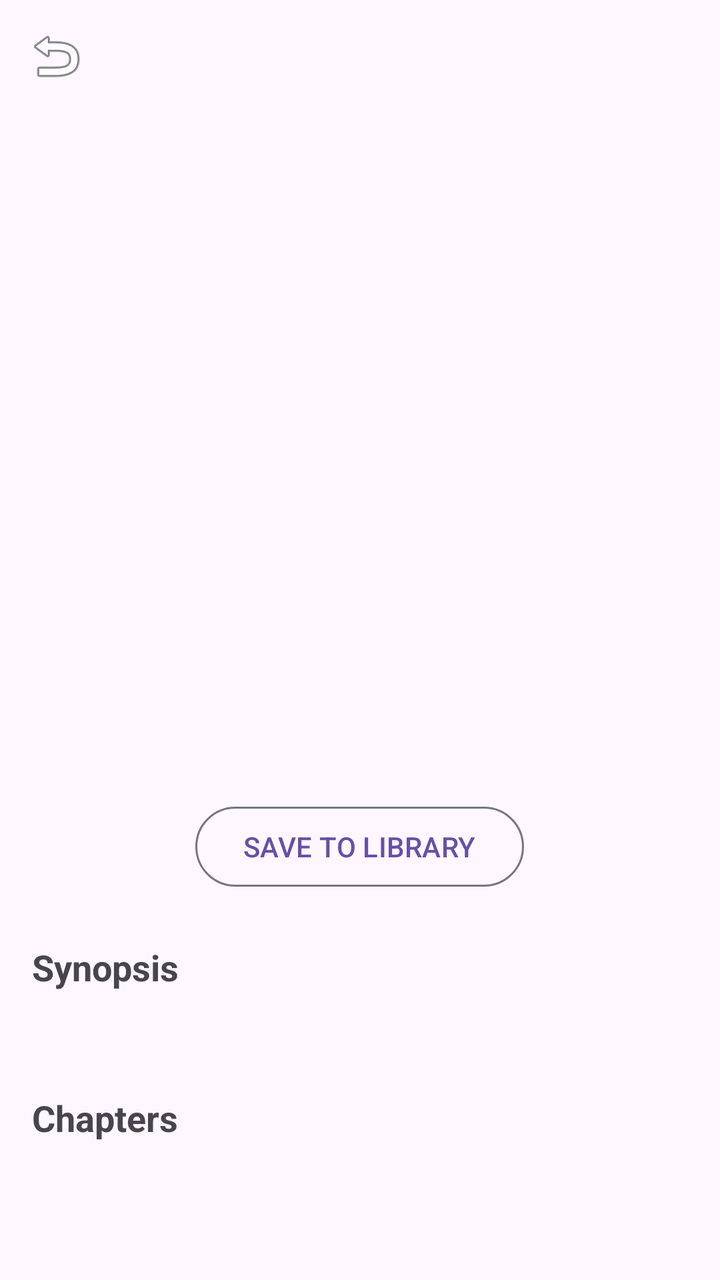
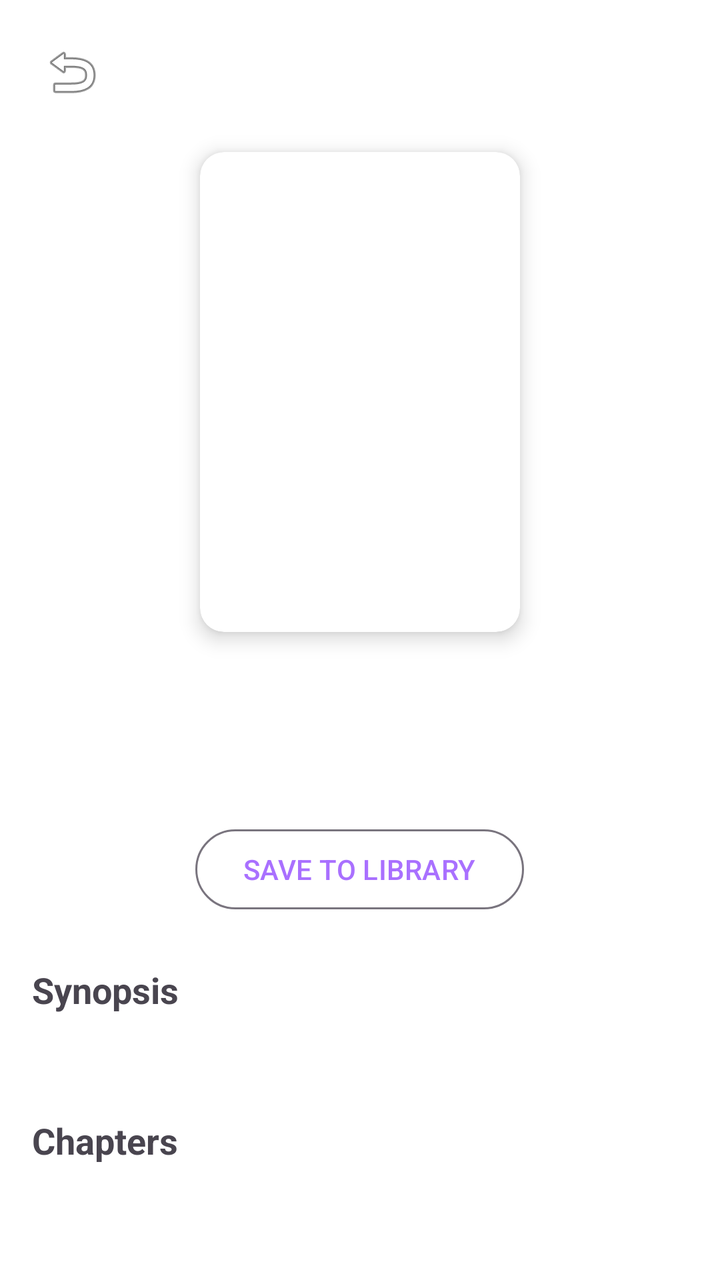

Before-and-after screenshots of an Android layout around one commit, followed by the original layout XML and the change that was made.
<!-- AndroidManifest.xml: application theme Theme.NovelIn -->
<!-- res/layout/fragment_detail.xml -->
<?xml version="1.0" encoding="utf-8"?>
<RelativeLayout xmlns:android="http://schemas.android.com/apk/res/android"
    xmlns:app="http://schemas.android.com/apk/res-auto"
    android:layout_width="match_parent"
    android:layout_height="match_parent">

    <ImageButton
        android:id="@+id/btnBackDetail"
        android:layout_width="40dp"
        android:layout_height="40dp"
        android:src="@android:drawable/ic_menu_revert"
        android:background="?attr/selectableItemBackgroundBorderless"
        android:padding="8dp"
        android:layout_margin="8dp"
        android:contentDescription="Back"
        android:elevation="6dp"/>

    <androidx.core.widget.NestedScrollView
        android:layout_width="match_parent"
        android:layout_height="match_parent"
        android:layout_below="@id/btnBackDetail"
        android:layout_marginTop="-40dp">

        <LinearLayout
            android:layout_width="match_parent"
            android:layout_height="wrap_content"
            android:orientation="vertical"
            android:padding="16dp"
            android:gravity="center_horizontal">

            <ImageView
                android:id="@+id/ivDetailCover"
                android:layout_width="160dp"
                android:layout_height="240dp"
                android:scaleType="centerCrop"
                android:layout_marginTop="40dp"
                android:layout_marginBottom="16dp"
                android:elevation="4dp"/>

            <TextView
                android:id="@+id/tvDetailTitle"
                android:layout_width="match_parent"
                android:layout_height="wrap_content"
                android:textSize="22sp"
                android:textStyle="bold"
                android:gravity="center"
                android:layout_marginBottom="4dp"/>

            <TextView
                android:id="@+id/tvDetailAuthor"
                android:layout_width="match_parent"
                android:layout_height="wrap_content"
                android:textSize="16sp"
                android:gravity="center"
                android:layout_marginBottom="16dp"
                android:textColor="?android:attr/textColorSecondary"/>

            <Button
                android:id="@+id/btnSave"
                style="@style/Widget.Material3.Button.OutlinedButton"
                android:layout_width="wrap_content"
                android:layout_height="wrap_content"
                android:text="SAVE TO LIBRARY"
                android:layout_marginBottom="24dp" />

            <TextView
                android:layout_width="match_parent"
                android:layout_height="wrap_content"
                android:text="Synopsis"
                android:textStyle="bold"
                android:textSize="18sp"
                android:layout_marginBottom="8dp"/>

            <TextView
                android:id="@+id/tvDetailDesc"
                android:layout_width="match_parent"
                android:layout_height="wrap_content"
                android:textSize="14sp"
                android:lineSpacingExtra="4dp"
                android:layout_marginBottom="24dp"/>

            <TextView
                android:layout_width="match_parent"
                android:layout_height="wrap_content"
                android:text="Chapters"
                android:textStyle="bold"
                android:textSize="18sp"
                android:layout_marginBottom="8dp"/>

            <ProgressBar
                android:id="@+id/progressBar"
                android:layout_width="wrap_content"
                android:layout_height="wrap_content"
                android:layout_gravity="center"
                android:visibility="gone"
                android:layout_marginBottom="16dp"/>

            <androidx.recyclerview.widget.RecyclerView
                android:id="@+id/rvChapters"
                android:layout_width="match_parent"
                android:layout_height="wrap_content"
                android:nestedScrollingEnabled="false"/>

        </LinearLayout>
    </androidx.core.widget.NestedScrollView>

</RelativeLayout>
<!-- resources referenced by this layout -->
<resources>
  <style name="Theme.NovelIn" parent="Base.Theme.NovelIn" />
  <style name="Base.Theme.NovelIn" parent="Theme.Material3.DayNight.NoActionBar">
          
          
      </style>
</resources>

<!-- the commit's change to res/layout/fragment_detail.xml (unified diff, before → after) -->
@@ -4,22 +4,21 @@
     android:layout_width="match_parent"
     android:layout_height="match_parent">
 
+    
     <ImageButton
-        android:id="@+id/btnBackDetail"
-        android:layout_width="40dp"
-        android:layout_height="40dp"
-        android:src="@android:drawable/ic_menu_revert"
-        android:background="?attr/selectableItemBackgroundBorderless"
-        android:padding="8dp"
-        android:layout_margin="8dp"
-        android:contentDescription="Back"
-        android:elevation="6dp"/>
+    android:id="@+id/btnBackDetail"
+    android:layout_width="48dp"
+    android:layout_height="48dp"
+    android:src="@android:drawable/ic_menu_revert"
+    android:background="@drawable/bg_circle"
+    android:padding="12dp"
+    android:layout_margin="12dp"
+    android:contentDescription="Back"
+    android:elevation="8dp"/>
 
     <androidx.core.widget.NestedScrollView
         android:layout_width="match_parent"
-        android:layout_height="match_parent"
-        android:layout_below="@id/btnBackDetail"
-        android:layout_marginTop="-40dp">
+        android:layout_height="match_parent">
 
         <LinearLayout
             android:layout_width="match_parent"
@@ -28,33 +27,44 @@
             android:padding="16dp"
             android:gravity="center_horizontal">
 
-            <ImageView
-                android:id="@+id/ivDetailCover"
+            
+            <androidx.cardview.widget.CardView
                 android:layout_width="160dp"
                 android:layout_height="240dp"
-                android:scaleType="centerCrop"
-                android:layout_marginTop="40dp"
+                android:layout_marginTop="60dp"
                 android:layout_marginBottom="16dp"
-                android:elevation="4dp"/>
+                app:cardCornerRadius="12dp"
+                app:cardElevation="6dp">
 
+                <ImageView
+                    android:id="@+id/ivDetailCover"
+                    android:layout_width="match_parent"
+                    android:layout_height="match_parent"
+                    android:scaleType="centerCrop"/>
+
+            </androidx.cardview.widget.CardView>
+
+            
             <TextView
                 android:id="@+id/tvDetailTitle"
                 android:layout_width="match_parent"
                 android:layout_height="wrap_content"
-                android:textSize="22sp"
+                android:textSize="24sp"
                 android:textStyle="bold"
                 android:gravity="center"
-                android:layout_marginBottom="4dp"/>
+                android:layout_marginBottom="6dp"/>
 
+            
             <TextView
                 android:id="@+id/tvDetailAuthor"
                 android:layout_width="match_parent"
                 android:layout_height="wrap_content"
-                android:textSize="16sp"
+                android:textSize="15sp"
                 android:gravity="center"
-                android:layout_marginBottom="16dp"
-                android:textColor="?android:attr/textColorSecondary"/>
+                android:layout_marginBottom="20dp"
+                android:alpha="0.7"/>
 
+            
             <Button
                 android:id="@+id/btnSave"
                 style="@style/Widget.Material3.Button.OutlinedButton"
@@ -63,6 +73,7 @@
                 android:text="SAVE TO LIBRARY"
                 android:layout_marginBottom="24dp" />
 
+            
             <TextView
                 android:layout_width="match_parent"
                 android:layout_height="wrap_content"
@@ -79,6 +90,7 @@
                 android:lineSpacingExtra="4dp"
                 android:layout_marginBottom="24dp"/>
 
+            
             <TextView
                 android:layout_width="match_parent"
                 android:layout_height="wrap_content"
@@ -91,7 +103,6 @@
                 android:id="@+id/progressBar"
                 android:layout_width="wrap_content"
                 android:layout_height="wrap_content"
-                android:layout_gravity="center"
                 android:visibility="gone"
                 android:layout_marginBottom="16dp"/>
 
@@ -102,6 +113,7 @@
                 android:nestedScrollingEnabled="false"/>
 
         </LinearLayout>
+
     </androidx.core.widget.NestedScrollView>
 
 </RelativeLayout>
<!-- resource entries referenced after the edit -->
@@ -1,9 +1,28 @@
 <!-- resources referenced by this layout -->
 <resources>
-  <style name="Theme.NovelIn" parent="Base.Theme.NovelIn" />
-  <style name="Base.Theme.NovelIn" parent="Theme.Material3.DayNight.NoActionBar">
+  <!-- drawable bg_circle (drawable) -->
+  <?xml version="1.0" encoding="utf-8"?>
+  <selector xmlns:android="http://schemas.android.com/apk/res/android">
+      <shape xmlns:android="http://schemas.android.com/apk/res/android">
+          <solid android:color="#FFFFFF"/>
+          <corners android:radius="50dp"/>
+      </shape>
+  </selector>
+  <style name="Theme.NovelIn" parent="Theme.Material3.DayNight.NoActionBar">
+  
           
+          <item name="colorPrimary">#A970FF</item>
+          <item name="colorSecondary">#C8A2FF</item>
+  
           
+          <item name="android:windowBackground">#FFFFFF</item>
+  
+          
+          <item name="android:statusBarColor">#FFFFFF</item>
+  
+          
+          <item name="android:navigationBarColor">#FFFFFF</item>
+  
       </style>
 </resources>
 
